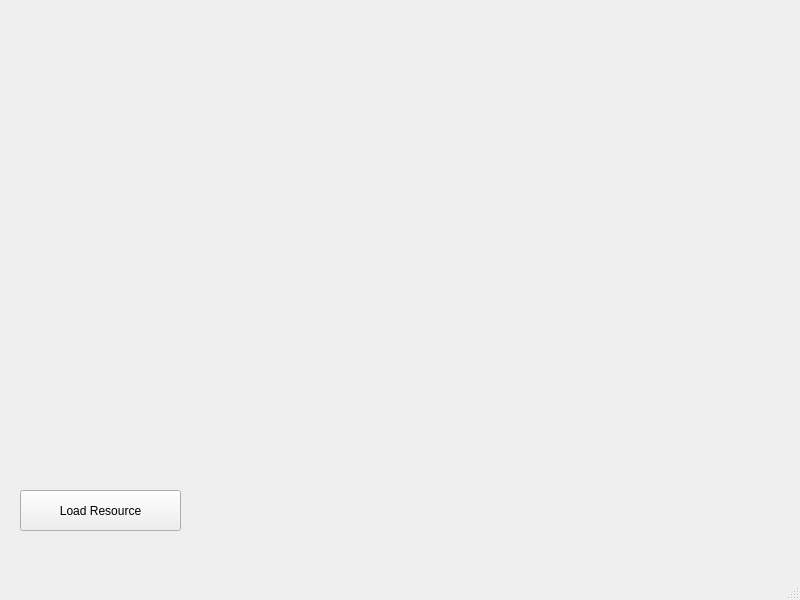
Qt form source/qt/mainwindow.ui (brongo/SAMUEL) before a commit.
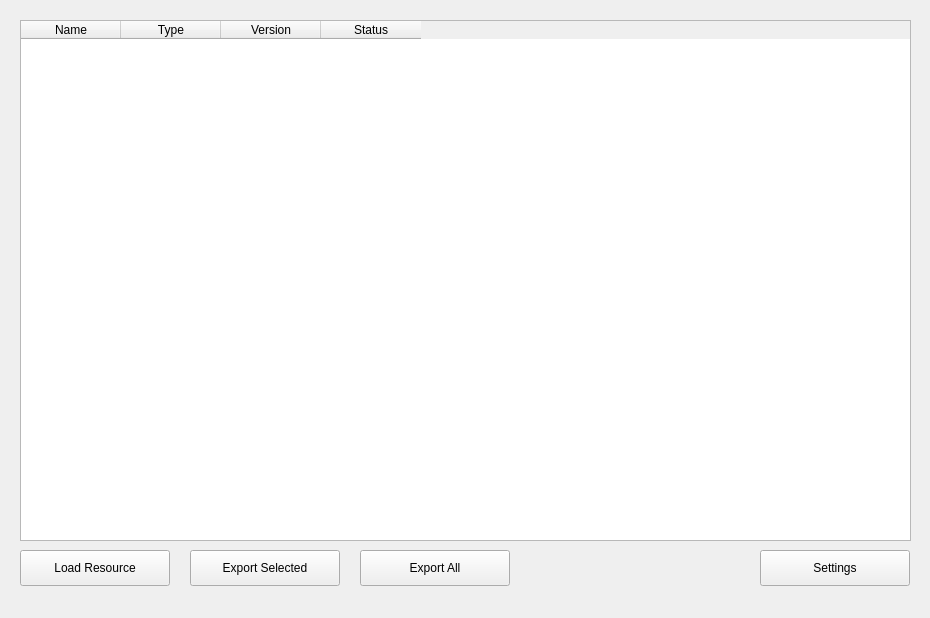
The same form after that commit.

Patch:
```diff
--- a/source/qt/mainwindow.ui
+++ b/source/qt/mainwindow.ui
@@ -6,27 +6,137 @@
    <rect>
     <x>0</x>
     <y>0</y>
-    <width>800</width>
-    <height>600</height>
+    <width>930</width>
+    <height>618</height>
    </rect>
   </property>
   <property name="windowTitle">
    <string>MainWindow</string>
   </property>
+  <property name="autoFillBackground">
+   <bool>false</bool>
+  </property>
   <widget class="QWidget" name="centralwidget">
-   <widget class="QPushButton" name="pushButton">
+   <property name="layoutDirection">
+    <enum>Qt::LeftToRight</enum>
+   </property>
+   <widget class="QPushButton" name="btnLoadResource">
     <property name="geometry">
      <rect>
       <x>20</x>
-      <y>490</y>
-      <width>161</width>
-      <height>41</height>
+      <y>550</y>
+      <width>150</width>
+      <height>36</height>
      </rect>
     </property>
     <property name="text">
      <string>Load Resource</string>
     </property>
    </widget>
+   <widget class="QTableWidget" name="tableWidget">
+    <property name="geometry">
+     <rect>
+      <x>20</x>
+      <y>20</y>
+      <width>891</width>
+      <height>521</height>
+     </rect>
+    </property>
+    <property name="alternatingRowColors">
+     <bool>true</bool>
+    </property>
+    <property name="selectionBehavior">
+     <enum>QAbstractItemView::SelectRows</enum>
+    </property>
+    <property name="sortingEnabled">
+     <bool>true</bool>
+    </property>
+    <property name="wordWrap">
+     <bool>false</bool>
+    </property>
+    <attribute name="horizontalHeaderMinimumSectionSize">
+     <number>60</number>
+    </attribute>
+    <attribute name="horizontalHeaderShowSortIndicator" stdset="0">
+     <bool>false</bool>
+    </attribute>
+    <attribute name="horizontalHeaderStretchLastSection">
+     <bool>false</bool>
+    </attribute>
+    <attribute name="verticalHeaderVisible">
+     <bool>false</bool>
+    </attribute>
+    <attribute name="verticalHeaderMinimumSectionSize">
+     <number>18</number>
+    </attribute>
+    <attribute name="verticalHeaderDefaultSectionSize">
+     <number>18</number>
+    </attribute>
+    <column>
+     <property name="text">
+      <string>Name</string>
+     </property>
+    </column>
+    <column>
+     <property name="text">
+      <string>Type</string>
+     </property>
+    </column>
+    <column>
+     <property name="text">
+      <string>Version</string>
+     </property>
+    </column>
+    <column>
+     <property name="text">
+      <string>Status</string>
+     </property>
+    </column>
+   </widget>
+   <widget class="QPushButton" name="btnExportSelected">
+    <property name="geometry">
+     <rect>
+      <x>190</x>
+      <y>550</y>
+      <width>150</width>
+      <height>36</height>
+     </rect>
+    </property>
+    <property name="text">
+     <string>Export Selected</string>
+    </property>
+   </widget>
+   <widget class="QPushButton" name="btnExportAll">
+    <property name="geometry">
+     <rect>
+      <x>360</x>
+      <y>550</y>
+      <width>150</width>
+      <height>36</height>
+     </rect>
+    </property>
+    <property name="text">
+     <string>Export All</string>
+    </property>
+   </widget>
+   <widget class="QPushButton" name="btnSettings">
+    <property name="geometry">
+     <rect>
+      <x>760</x>
+      <y>550</y>
+      <width>150</width>
+      <height>36</height>
+     </rect>
+    </property>
+    <property name="text">
+     <string>Settings</string>
+    </property>
+   </widget>
+   <zorder>tableWidget</zorder>
+   <zorder>btnExportSelected</zorder>
+   <zorder>btnExportAll</zorder>
+   <zorder>btnSettings</zorder>
+   <zorder>btnLoadResource</zorder>
   </widget>
   <widget class="QMenuBar" name="menubar">
    <property name="geometry">
@@ -38,7 +148,6 @@
     </rect>
    </property>
   </widget>
-  <widget class="QStatusBar" name="statusbar"/>
  </widget>
  <resources/>
  <connections/>
```
Left out of the diff: 2 changed lines with no effect on the pictures.
